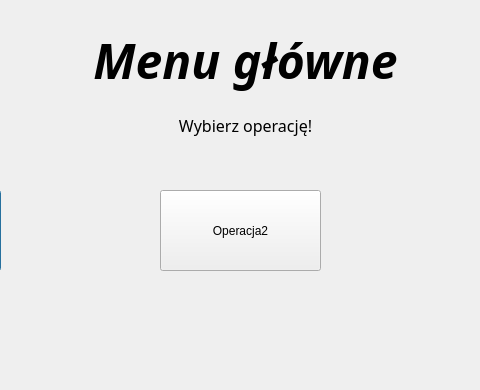
Above: UI/Menu.ui from lukaszbladziak5/ICalcThis before the change; both pictures show x 350 to 830 and y 0 to 390 of the 1200 by 800 pixel window. Below: the same form after it.
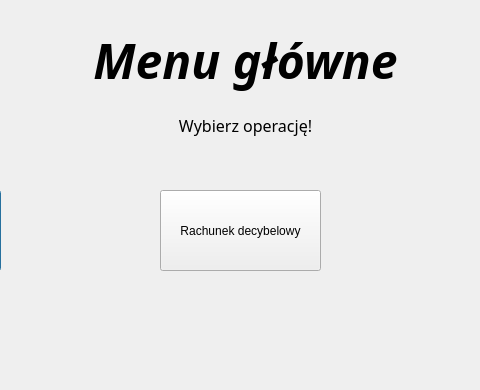
That is the form after the change.

Commit message: Dodanie UI do rachunku decybelowego.

Patch:
```diff
--- a/UI/Menu.ui
+++ b/UI/Menu.ui
@@ -87,7 +87,7 @@
      </rect>
     </property>
     <property name="text">
-     <string>Operacja2</string>
+     <string>Rachunek decybelowy</string>
     </property>
    </widget>
    <widget class="QPushButton" name="operacja_3_przycisk">
```
Left out of the diff: 2 changed lines with no effect on the pictures. The commit also changes 4 other files.
